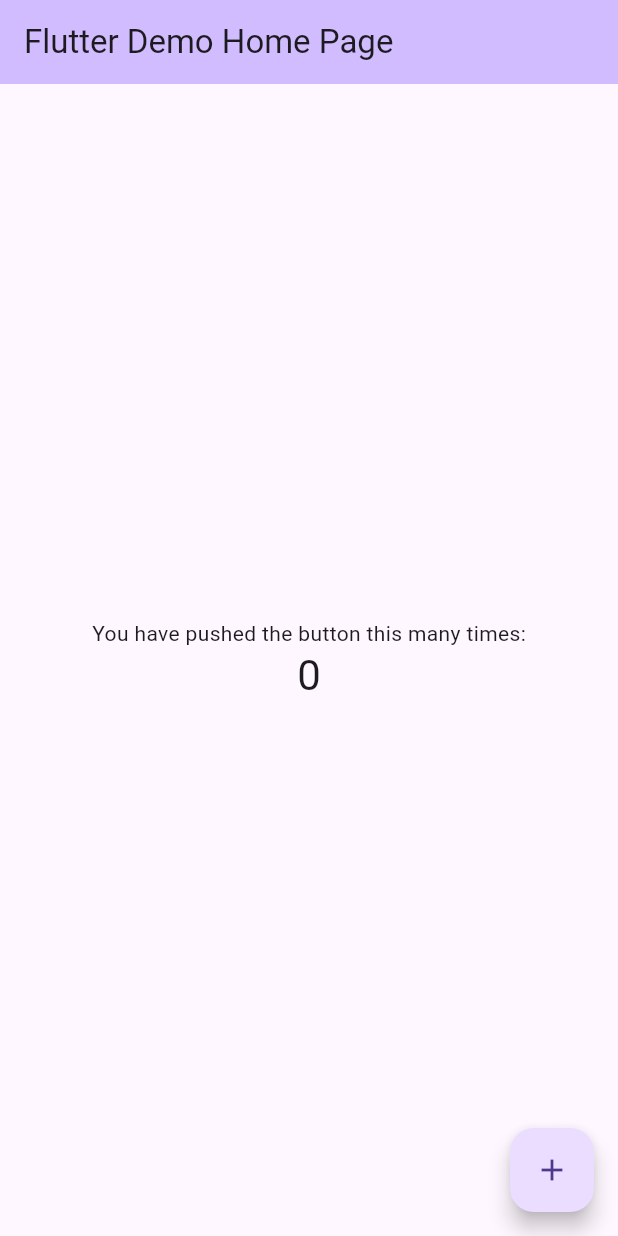
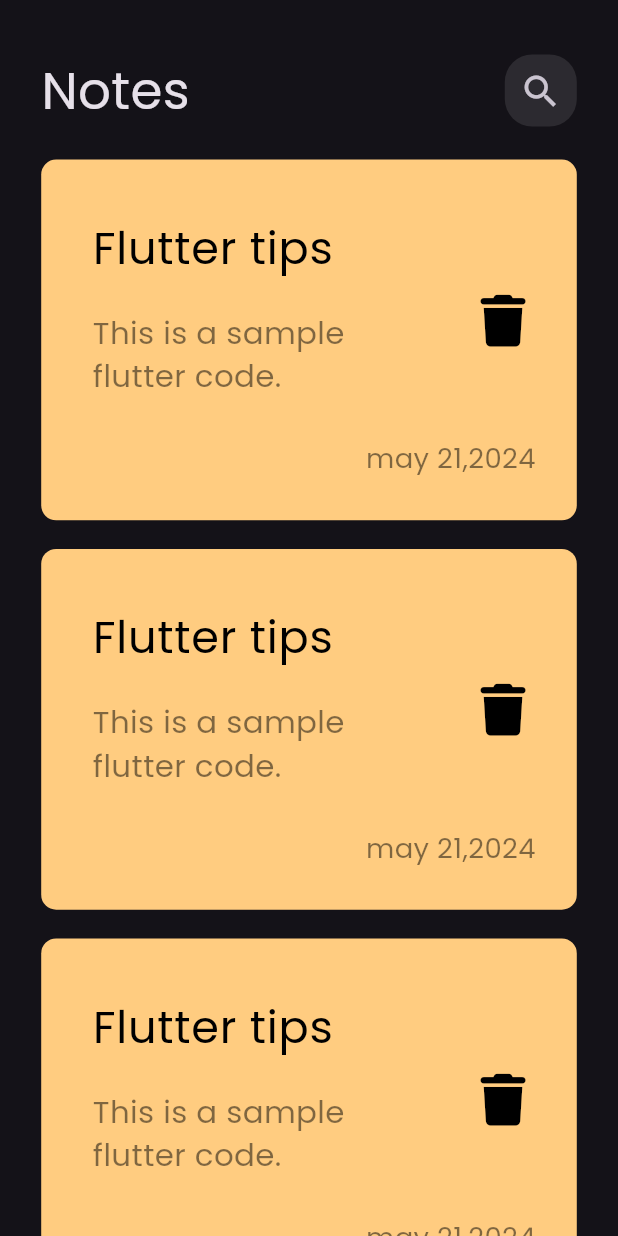
Before and after one commit to AbdelrahmaanAshraf/Learning, a Flutter app: the screen it shows after launch, on a phone screen of 412 x 824 dp. Run offline on Flutter 3.47's test engine with Material 3 defaults, Android fonts, the phone set to English and light mode, and no system bars; our stand-ins replace flutter_screenutil, font_awesome_flutter.

Commit message:
added note list view

```diff
--- a/lib/main.dart
+++ b/lib/main.dart
@@ -1,4 +1,7 @@
 import 'package:flutter/material.dart';
+import 'package:flutter_screenutil/flutter_screenutil.dart';
+
+import 'view/notes_view.dart';
 
 void main() {
   runApp(const NoteApp());
@@ -9,58 +12,17 @@
 
   @override
   Widget build(BuildContext context) {
-    return const MaterialApp(
-      home: MyHomePage(title: 'Flutter Demo Home Page'),
+    return ScreenUtilInit(
+        designSize: const Size(360, 690),
+        minTextAdapt: true,
+        splitScreenMode: true,
+      builder: (context, child) {
+        return MaterialApp(
+          debugShowCheckedModeBanner: false,
+          theme: ThemeData(brightness: Brightness.dark,fontFamily: 'Poppins'),
+          home: const NotesView(),
+        );
+      }
     );
   }
 }
-
-class MyHomePage extends StatefulWidget {
-  const MyHomePage({super.key, required this.title});
-
-  final String title;
-
-  @override
-  State<MyHomePage> createState() => _MyHomePageState();
-}
-
-class _MyHomePageState extends State<MyHomePage> {
-  int _counter = 0;
-
-  void _incrementCounter() {
-    setState(
-      () {
-        _counter++;
-      },
-    );
-  }
-
-  @override
-  Widget build(BuildContext context) {
-    return Scaffold(
-      appBar: AppBar(
-        backgroundColor: Theme.of(context).colorScheme.inversePrimary,
-        title: Text(widget.title),
-      ),
-      body: Center(
-        child: Column(
-          mainAxisAlignment: MainAxisAlignment.center,
-          children: <Widget>[
-            const Text(
-              'You have pushed the button this many times:',
-            ),
-            Text(
-              '$_counter',
-              style: Theme.of(context).textTheme.headlineMedium,
-            ),
-          ],
-        ),
-      ),
-      floatingActionButton: FloatingActionButton(
-        onPressed: _incrementCounter,
-        tooltip: 'Increment',
-        child: const Icon(Icons.add),
-      ),
-    );
-  }
-}
--- /dev/null
+++ b/lib/view/notes_view.dart
@@ -0,0 +1,24 @@
+import 'package:flutter/material.dart';
+import 'package:flutter_screenutil/flutter_screenutil.dart';
+
+import 'widgets/notes_view_body.dart';
+
+class NotesView extends StatelessWidget {
+  const NotesView({super.key});
+
+  @override
+  Widget build(BuildContext context) {
+    return const Scaffold(
+      // appBar: AppBar(
+      //   title: Text('Notes',style: TextStyle(fontSize: 25.sp),),
+      //   actions: [
+      //     IconButton(
+      //       icon: Icon(Icons.delete,size: 25.sp,),
+      //       onPressed: () {},
+      //     ),
+      //   ],
+      // ),
+      body: NotesViewBody(),
+    );
+  }
+}
--- /dev/null
+++ b/lib/view/widgets/Custom_app_bar.dart
@@ -0,0 +1,25 @@
+import 'package:flutter/material.dart';
+import 'package:flutter_screenutil/flutter_screenutil.dart';
+
+import 'custom_icon_button.dart';
+
+class CustomAppBar extends StatelessWidget {
+  const CustomAppBar({super.key});
+
+  @override
+  Widget build(BuildContext context) {
+    return Padding(
+      padding: EdgeInsets.only(bottom: 10.h),
+      child: Row(
+        mainAxisAlignment: MainAxisAlignment.spaceBetween,
+        children: [
+          Text(
+            'Notes',
+            style: TextStyle(fontSize: 30.sp),
+          ),
+          const CustomIconButton()
+        ],
+      ),
+    );
+  }
+}
--- /dev/null
+++ b/lib/view/widgets/custom_icon_button.dart
@@ -0,0 +1,22 @@
+import 'package:flutter/material.dart';
+import 'package:flutter_screenutil/flutter_screenutil.dart';
+
+class CustomIconButton extends StatelessWidget {
+  const CustomIconButton({super.key});
+
+  @override
+  Widget build(BuildContext context) {
+    return Container(
+      decoration: BoxDecoration(
+          borderRadius: BorderRadius.circular(16.r),
+          color: Colors.white.withOpacity(.1)
+      ),
+      child: IconButton(
+          onPressed: () {},
+          icon: Icon(
+            Icons.search,
+            size: 25.sp,
+          )),
+    );
+  }
+}
--- /dev/null
+++ b/lib/view/widgets/note_list_view.dart
@@ -0,0 +1,20 @@
+import 'package:flutter/material.dart';
+import 'package:flutter_screenutil/flutter_screenutil.dart';
+
+import 'note_view_item.dart';
+
+class NoteListView extends StatelessWidget {
+  const NoteListView({super.key});
+
+  @override
+  Widget build(BuildContext context) {
+    return ListView.builder(
+      itemBuilder: (context, index) => Padding(
+        padding: EdgeInsets.symmetric(vertical: 8.h),
+        child: const NoteItem(),
+      ),
+      itemCount: 10,
+
+      );
+  }
+}
--- /dev/null
+++ b/lib/view/widgets/note_view_item.dart
@@ -0,0 +1,52 @@
+import 'package:flutter/material.dart';
+import 'package:flutter_screenutil/flutter_screenutil.dart';
+import 'package:font_awesome_flutter/font_awesome_flutter.dart';
+
+class NoteItem extends StatelessWidget {
+  const NoteItem({super.key});
+
+  @override
+  Widget build(BuildContext context) {
+    return Container(
+      padding: EdgeInsets.only(top: 24.h,bottom: 24.h,left: 16.w,),
+      decoration: BoxDecoration(
+        color: const Color(0xffFFCC80),
+        borderRadius: BorderRadius.circular(10.0),
+      ),
+      child: Column(
+        crossAxisAlignment: CrossAxisAlignment.end,
+        children: [
+          ListTile(
+            title: Text(
+              'Flutter tips',
+              style: TextStyle(fontSize: 26.sp, color: Colors.black),
+            ),
+            subtitle: Padding(
+              padding: EdgeInsets.only(top: 16.h,bottom: 16.h),
+              child: Text(
+                'This is a sample flutter code.',
+                style: TextStyle(
+                    fontSize: 18.sp, color: Colors.black.withOpacity(.5)),
+              ),
+            ),
+            trailing: IconButton(
+                onPressed: () {},
+                icon: Icon(
+                  FontAwesomeIcons.trash,
+                  size: 30.sp,
+                  color: Colors.black,
+                )),
+          ),
+          Padding(
+            padding: EdgeInsets.only(right: 24.w),
+            child: Text(
+              'may 21,2024',
+              style:
+                  TextStyle(color: Colors.black.withOpacity(.5), fontSize: 16.sp),
+            ),
+          )
+        ],
+      ),
+    );
+  }
+}
--- /dev/null
+++ b/lib/view/widgets/notes_view_body.dart
@@ -0,0 +1,27 @@
+import 'package:flutter/material.dart';
+import 'package:flutter/widgets.dart';
+import 'package:flutter_screenutil/flutter_screenutil.dart';
+
+import 'Custom_app_bar.dart';
+import 'note_list_view.dart';
+import 'note_view_item.dart';
+
+class NotesViewBody extends StatelessWidget {
+  const NotesViewBody({super.key});
+
+  @override
+  Widget build(BuildContext context) {
+    return Padding(
+      padding: EdgeInsets.symmetric(horizontal: 24.w),
+      child: Column(
+        children: [
+          SizedBox(
+            height: 30.h,
+          ),
+          const CustomAppBar(),
+          const Expanded(child: NoteListView())
+        ],
+      ),
+    );
+  }
+}
```
Also changed, not shown: pubspec.yaml (+10 -12 lines), assets/fonts/Poppins-Regular.ttf (added), pubspec.lock.
